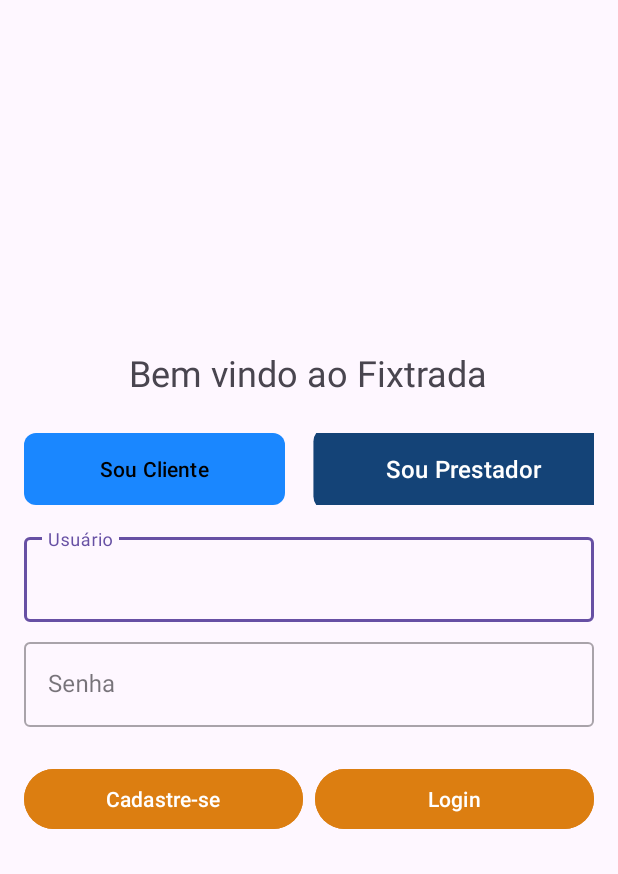
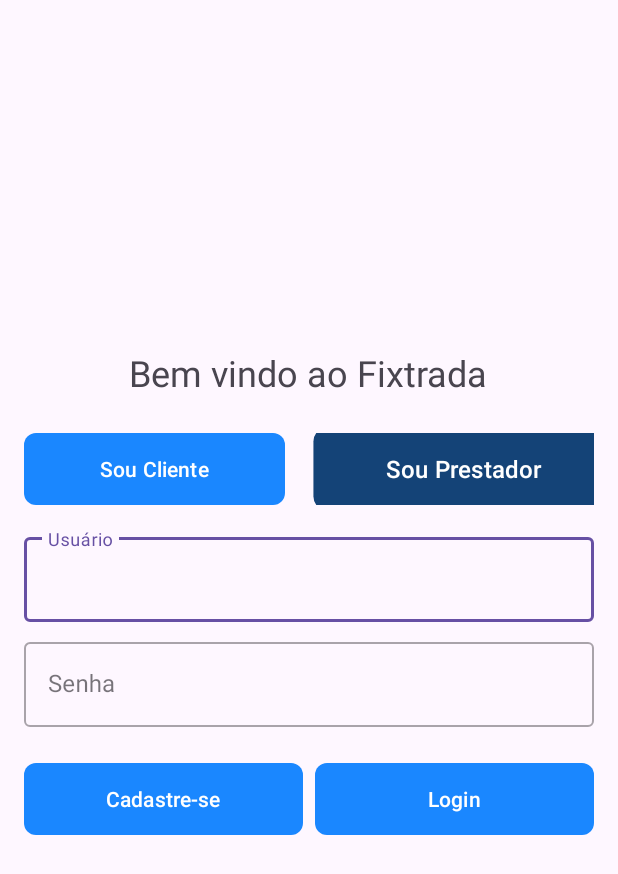
Before and after one commit to vitorpeclat/prototipo_fixtrada, an Android app: the screen it shows after launch (TelaInicialActivity), after a tap on "Sou Prestador", on a phone screen of 412 x 824 dp. Shown: the top 874 px of the screen. Run offline under Robolectric (Android 15) with nearby library versions, the phone set to English and light mode, and no system bars.

Commit message:
Otimização tintlist

```diff
--- a/app/src/main/java/com/example/prototipo_fixtrada/TelaInicialActivity.java
+++ b/app/src/main/java/com/example/prototipo_fixtrada/TelaInicialActivity.java
@@ -21,10 +21,10 @@ public class TelaInicialActivity extends AppCompatActivity {
         super.onCreate(savedInstanceState);
         setContentView(R.layout.tela_inicial);
 
-        btLogin = findViewById(R.id.btLogin);
-        btCadastro = findViewById(R.id.btCadastro);
-        btCliente = findViewById(R.id.btCliente);
-        btPrestador = findViewById(R.id.btPrestador);
+        btLogin = findViewById(R.id.btLogin); btLogin.setBackgroundTintList(null);
+        btCadastro = findViewById(R.id.btCadastro); btCadastro.setBackgroundTintList(null);
+        btCliente = findViewById(R.id.btCliente); btCliente.setBackgroundTintList(null);
+        btPrestador = findViewById(R.id.btPrestador); btPrestador.setBackgroundTintList(null);
         edUsuario = findViewById(R.id.edUsuario);
         edSenha = findViewById(R.id.edSenha);
         txMensagem = findViewById(R.id.txMensagem);
@@ -51,12 +51,7 @@ public class TelaInicialActivity extends AppCompatActivity {
         isPrestador = false;
 
         btCliente.setBackgroundResource(R.drawable.button_selected);
-        btCliente.setTextColor(ContextCompat.getColor(this, R.color.white));
-        btCliente.setBackgroundTintList(null);
-
         btPrestador.setBackgroundResource(R.drawable.button_static);
-        btPrestador.setTextColor(ContextCompat.getColor(this, R.color.black));
-        btPrestador.setBackgroundTintList(null);
 
         animacaoBotao(btCliente, btPrestador);
     }
@@ -65,12 +60,8 @@ public class TelaInicialActivity extends AppCompatActivity {
         isPrestador = true;
 
         btPrestador.setBackgroundResource(R.drawable.button_selected);
-        btPrestador.setTextColor(ContextCompat.getColor(this, R.color.white));
-        btPrestador.setBackgroundTintList(null);
 
         btCliente.setBackgroundResource(R.drawable.button_static);
-        btCliente.setTextColor(ContextCompat.getColor(this, R.color.black));
-        btCliente.setBackgroundTintList(null);
         animacaoBotao(btPrestador, btCliente);
     }
 
--- a/app/src/main/res/layout/tela_inicial.xml
+++ b/app/src/main/res/layout/tela_inicial.xml
@@ -31,7 +31,6 @@
                 android:layout_weight="1"
                 android:text="Sou Cliente"
                 android:textColor="@color/branco"
-                android:background="@drawable/button_selected"
                 android:textAllCaps="false"
                 android:layout_marginEnd="16dp"/>
 
@@ -42,7 +41,6 @@
                 android:layout_weight="1"
                 android:text="Sou Prestador"
                 android:textColor="@color/branco"
-                android:background="@drawable/button_static"
                 android:textAllCaps="false"
                 android:layout_marginStart="16dp"/>
         </LinearLayout>
@@ -88,7 +86,7 @@
             android:layout_weight="1"
             android:text="Cadastre-se"
             android:textColor="@color/branco"
-            android:backgroundTint="@color/laranja"
+            android:background="@drawable/button_static"
             android:layout_marginEnd="4dp"/>
 
         <Button
@@ -98,7 +96,7 @@
             android:layout_weight="1"
             android:text="Login"
             android:textColor="@color/branco"
-            android:backgroundTint="@color/laranja"
+            android:background="@drawable/button_static"
             android:layout_marginStart="4dp"/>
     </LinearLayout>
 
```
